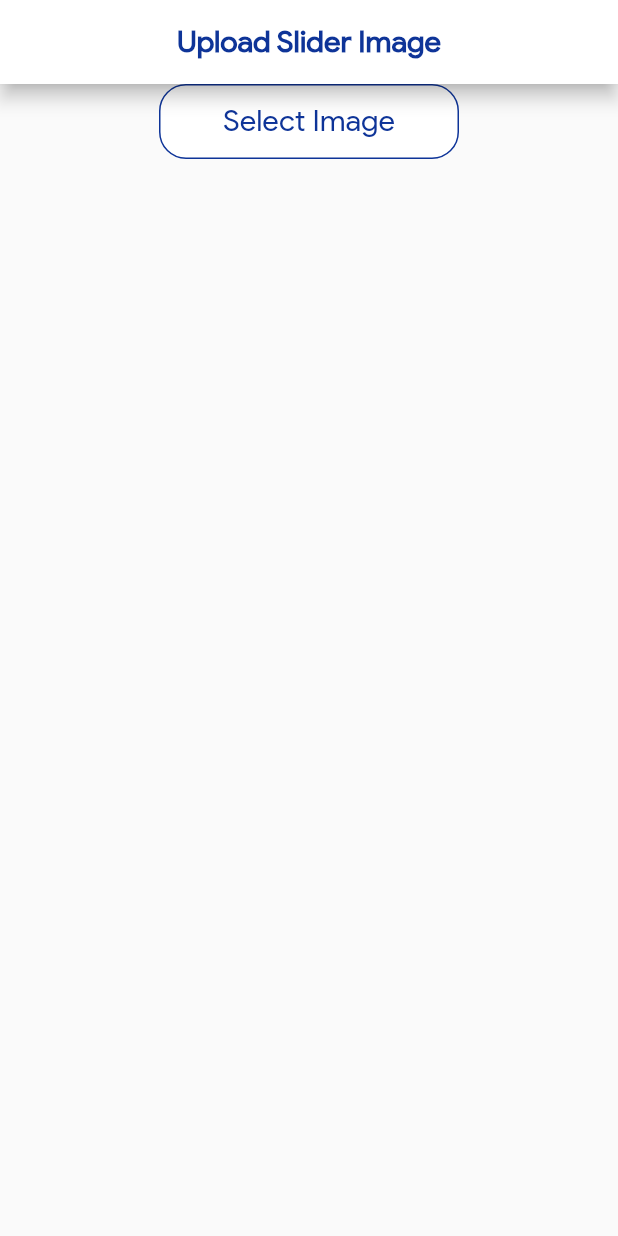
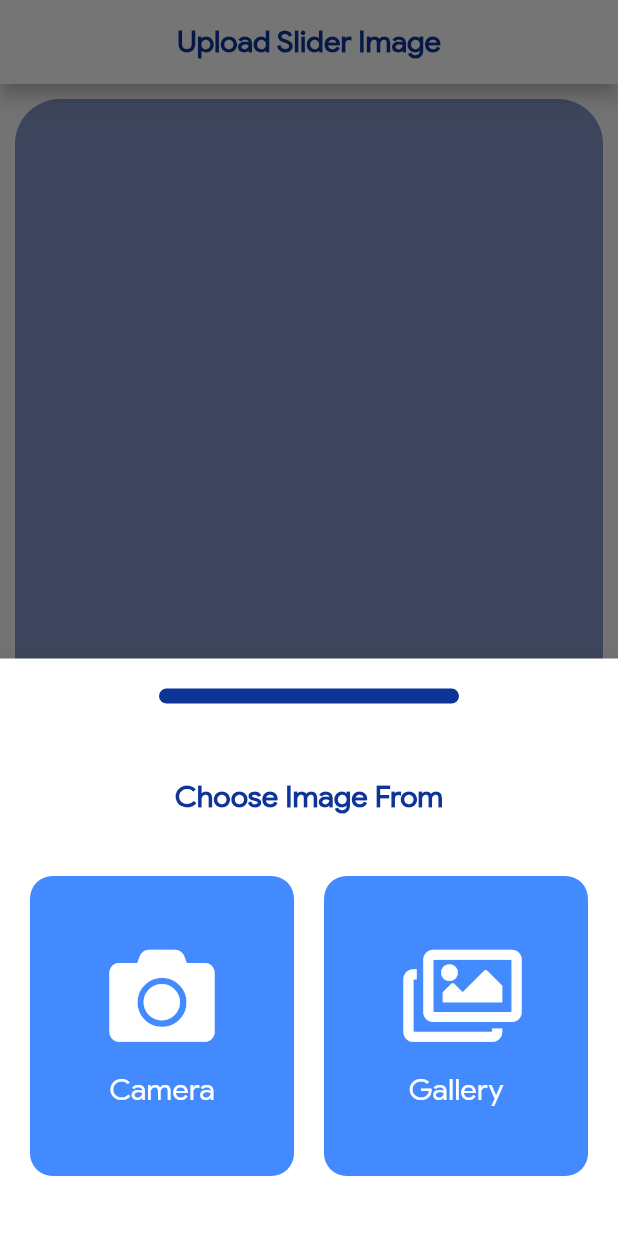
Before and after one commit to henryadebayo/Stea_app, a Flutter app: the UploadImage screen opened directly, after a tap on "Select Image", on a phone screen of 412 x 824 dp. Run offline on Flutter 3.47's test engine with Material 2 defaults, Android fonts, the phone set to English and light mode, and no system bars; our stand-ins replace carousel_slider, font_awesome_flutter, image_picker.

Commit message:
working branch

```diff
--- a/lib/data/carouselData.dart
+++ b/lib/data/carouselData.dart
@@ -1,28 +1,77 @@
 import 'package:flutter/material.dart';
-import 'package:stea/models/carouselModel.dart';
 
-final carouselItems = [
-carouselItems(imagePath:"images/stea2.jpg"
-),
-  carouselItems(imagePath:"images/stea2.jpg"
+
+
+
+class CarouselData{
+
+static final carouselItems = [
+Image.asset("images/stea2.jpg"),
+
+  Image.asset("images/BAM3232.jpg"
   ),
-  carouselItems(imagePath:"images/stea2.jpg"
+Image.asset("images/BAM3235.jpg"
   ),
-  carouselItems(imagePath:"images/stea2.jpg"
+  Image.asset("images/BAM3236.jpg"
   ),
-  carouselItems(imagePath:"images/stea2.jpg"
+  Image.asset("images/BAM3244.jpg"
   ),
-  carouselItems(imagePath:"images/stea2.jpg"
+  Image.asset("images/bb.jpg"
   ),
-  carouselItems(imagePath:"images/stea2.jpg"
+  Image.asset("images/DAD.jpg"
   ),
-  carouselItems(imagePath:"images/stea2.jpg"
+Image.asset("images/DAD2.jpg"
   ),
-  carouselItems(imagePath:"images/stea2.jpg"
+  Image.asset("images/DAD3.jpg"
   ),
-  carouselItems(imagePath:"images/stea2.jpg"
+  Image.asset("images/DAD5.jpg"
   ),
-  carouselItems(imagePath:"images/stea2.jpg"
+  Image.asset("images/daddy.jpg"
   ),
-
+  Image.asset("images/mum.jpg"
+  ),
+  Image.asset("images/stea.jpg"
+  ),
+  Image.asset("images/stea3.jpg"
+  ),
+  Image.asset("images/stea4.jpg"
+  ),
+  Image.asset("images/stea5.jpg"
+  ),
+ Image.asset(" STEA1174.jpg"),
+  Image.asset("STEA1179.jpg"),
+  Image.asset("STEA1182.jpg"),
+  Image.asset("STEA1183.jpg"),
+  Image.asset("STEA1184.jpg"),
+  Image.asset("STEA1185.jpg"),
+  Image.asset("STEA1186.jpg"),
+  Image.asset("STEA1187.jpg"),
+  Image.asset("STEA1188.jpg"),
+  Image.asset("STEA1189.jpg"),
+  Image.asset( "STEA1191.jpg"),
+  Image.asset("STEA1192.jpg"),
+  Image.asset(" STEA1193.jpg"),
+  Image.asset("STEA1194.jpg"),
+  Image.asset( "STEA1195.jpg"),
+  Image.asset(" STEA1196.jpg"),
+  Image.asset( "STEA1197.jpg"),
+  Image.asset("STEA1198.jpg"),
+  Image.asset("STEA1199.jpg"),
+  Image.asset("STEA1200.jpg"),
+  Image.asset("STEA1201.jpg"),
+  Image.asset("STEA1202.jpg"),
+  Image.asset("STEA1203.jpg"),
+  Image.asset("STEA1204.jpg"),
+  Image.asset("STEA1205.jpg"),
+  Image.asset("STEA1221.jpg"),
+  Image.asset("STEA2799.jpg"),
+  Image.asset("STEA2800.jpg"),
+  Image.asset("STEA2802.jpg"),
+  Image.asset("STEA2809.jpg"),
+  Image.asset("STEA2815.jpg"),
+  Image.asset("STEA2820.jpg"),
+  Image.asset("STEA2830.jpg"),
+  Image.asset("STEA2841.jpg"),
+  Image.asset('stealogo.png'),
 ];
+}
--- a/lib/data/uploadImage.dart
+++ b/lib/data/uploadImage.dart
@@ -1,6 +1,7 @@
-
 import 'package:flutter/material.dart';
+import 'package:font_awesome_flutter/font_awesome_flutter.dart';
 import 'package:image_picker/image_picker.dart';
+import 'package:stea/widgets/bottomSheetCon.dart';
 import 'package:stea/widgets/buton.dart';
 import 'package:stea/widgets/const.dart';
 
@@ -12,16 +13,19 @@ class UploadImage extends StatefulWidget {
 }
 
 class _UploadImageState extends State<UploadImage> {
-
+  // final _imageFile;
   final picker = ImagePicker();
 
   Future pickImage() async {
-  //  final pickedFile = await picker.getImage(source: ImageSource.camera);
+    final pickedFile = await picker.getImage(source: ImageSource.camera);
+  }
 
-    setState(() {
-      //_imageFile = File(pickedFile.path);
-    });
-  }
+  //   setState(() {
+  //     _imageFile = File(pickedFile.path);
+  //   });
+  // }
+
+
   @override
   Widget build(BuildContext context) {
     return Scaffold(
@@ -35,13 +39,26 @@ class _UploadImageState extends State<UploadImage> {
       ),
       body:SafeArea(
         child: Column(
+         // mainAxisAlignment: Main,
           children:
           [
-            Container(),
+            Expanded(
+              child: Padding(
+                padding: const EdgeInsets.symmetric(vertical: 10.0, horizontal: 10.0),
+                child: Container(
+                  decoration: BoxDecoration(
+                    color: Color(0x800E3497),
+                    borderRadius: BorderRadius.circular(30.0),
+                  ),
+                ),
+              ),
+            ),
             Center(
               child: RoundWhiteButton(
                 onTap:(){
-
+                  setState(() {
+                    _bottomSheet(context);
+                  });
                 },
                 label: "Select Image",
                 height: 50.0,
@@ -54,3 +71,55 @@ class _UploadImageState extends State<UploadImage> {
     );
   }
 }
+Widget _bottomSheet(context) {
+  showModalBottomSheet(
+      backgroundColor: Colors.white,
+      //shape: ShapeBorder:,
+      elevation: 10.0,
+      context: context,
+      builder: (BuildContext context) {
+        return Wrap(children: <Widget>[
+          Column(
+             crossAxisAlignment: CrossAxisAlignment.center,
+            // mainAxisAlignment: MainAxisAlignment.center,
+            children: [
+              SizedBox(height: 20.0,),
+              Container(
+                alignment: Alignment.center,
+                height: 10.0,
+                width: 200.0,
+                decoration:BoxDecoration(
+                  borderRadius:BorderRadius.circular(20.0),
+                  color:KdarkBlueColour,
+                ),
+              ),
+              SizedBox(height: 50.0,),
+              Text("Choose Image From",style: TextStyle(fontWeight: FontWeight.bold, fontSize: 20.0, color: KdarkBlueColour),),
+              Padding(
+                padding: const EdgeInsets.symmetric(vertical: 40.0, horizontal: 20.0),
+                child: Row(
+                  children: [
+                    Expanded(child: GestureDetector(
+                      onTap: (){
+                        setState(){
+                        }
+                      },
+                      child: bottomSheetCon(
+                        Name: "Camera",
+                        IconData: FontAwesomeIcons.camera,
+                      ),
+                    )),
+                    SizedBox(width: 20.0,),
+                    Expanded(child: bottomSheetCon(
+                      Name: "Gallery",
+                      IconData: FontAwesomeIcons.images,
+                    )),
+                      ],
+                    )),
+            ],
+          )
+        ]);
+      });
+
+
+}
--- a/lib/main.dart
+++ b/lib/main.dart
@@ -1,6 +1,7 @@
 import 'package:flutter/cupertino.dart';
 import 'package:flutter/material.dart';
 import 'package:stea/data/uploadImage.dart';
+import 'package:stea/pages/home.dart';
 import 'package:stea/widgets/const.dart';
 
 import 'pages/funanimation.dart';
@@ -24,8 +25,8 @@ class MyApp extends StatelessWidget {
         visualDensity: VisualDensity.adaptivePlatformDensity,
       ),
       debugShowCheckedModeBanner: false,
-      home: UploadImage(),
-      //FunAnimation(),
+      home: FunAnimation(),
+      //
     );
   }
 }
--- a/lib/pages/home.dart
+++ b/lib/pages/home.dart
@@ -1,19 +1,15 @@
 import 'package:carousel_slider/carousel_slider.dart';
 import 'package:flutter/cupertino.dart';
 import 'package:flutter/material.dart';
-import 'package:stea/models/carouselModel.dart';
-import 'package:stea/models/devotionalModel.dart';
-import 'package:stea/pages/audioLib.dart';
+import 'package:stea/data/carouselData.dart';
 import 'package:stea/pages/testimonyPage.dart';
 import 'package:stea/widgets/bottomNavigation.dart';
 import 'package:stea/widgets/buildAppbarLogo.dart';
-import 'package:stea/widgets/caroselSlider.dart';
 import 'package:stea/widgets/conWidgets.dart';
 import 'package:stea/widgets/const.dart';
 import 'package:stea/widgets/quickAccessContent.dart';
 
 import 'AboutUs.dart';
-import 'devotionals.dart';
 
 class HomeScreen extends StatefulWidget {
 
@@ -29,8 +25,6 @@ class _HomeScreenState extends State<HomeScreen> {
   void initState(){
   super.initState();
 }
- List <carouselItemsClass> _caroselData = carouselItems as List<carouselItemsClass>;
-
   final String firstName;
   _HomeScreenState({this.firstName});
   @override
@@ -75,6 +69,9 @@ class _HomeScreenState extends State<HomeScreen> {
              //scrollDirection: Axis.vertical,
              padding:EdgeInsets.only(left: 10.0, right: 10.0),
             children:[
+            //  ...List.generate(carouselItems.length, (index) => null)
+
+               // carouselItems.map((e) => CarouselSlider(items:[e],)).toList(),
               CarouselSlider(
                   scrollDirection: Axis.horizontal,
                   height: 180.0,
@@ -84,8 +81,10 @@ class _HomeScreenState extends State<HomeScreen> {
                   autoPlayCurve: Curves.fastOutSlowIn,
                   autoPlayAnimationDuration: Duration(milliseconds:800),
                   viewportFraction: 0.8,
-                  items:_caroselData.map((carouselItems){
-                  }).toList()),
+                  items: CarouselData.carouselItems
+              ),
+
+
               SizedBox(height:30.0),
               Text("Quick Access.",style:
               TextStyle(fontFamily:KfontFamily, fontSize:20.0),
--- /dev/null
+++ b/lib/widgets/bottomSheetCon.dart
@@ -0,0 +1,28 @@
+import 'package:flutter/cupertino.dart';
+import 'package:flutter/material.dart';
+import 'package:font_awesome_flutter/font_awesome_flutter.dart';
+
+class bottomSheetCon extends StatelessWidget {
+  final  IconData;
+  final String Name;
+  bottomSheetCon({ this.Name, this.IconData});
+  @override
+  Widget build(BuildContext context) {
+    return Container(
+      height: 200.0,
+      width: double.infinity,
+      decoration: BoxDecoration(
+          borderRadius:BorderRadius.circular(15.0),
+          color: Colors.blueAccent
+      ),
+      child: Column(
+        mainAxisAlignment:MainAxisAlignment.center,
+        children: [
+          Icon(IconData,color: Colors.white,size:70.0,),
+          SizedBox(height: 15.0,),
+          Text(Name, style: TextStyle(color: Colors.white, fontSize: 20.0),)
+        ],
+      ),
+    );
+  }
+}
--- a/lib/widgets/buton.dart
+++ b/lib/widgets/buton.dart
@@ -78,7 +78,7 @@ elevation: 0.0,
 shape: RoundedRectangleBorder(
 borderRadius: BorderRadius.circular(18.0),
 side: BorderSide(color:KdarkBlueColour)),
-onPressed: () {},
+onPressed:onTap,
 padding: EdgeInsets.all(10.0),
 color: Colors.white,
 textColor: KdarkBlueColour,
--- a/lib/widgets/devotionalsItem.dart
+++ b/lib/widgets/devotionalsItem.dart
@@ -31,7 +31,7 @@ class DevotionalItem extends StatelessWidget {
                   image: AssetImage("images/BAM3232.jpg"),
                 ),
               ),
-            )
+              ),
             ),
           ],
         ),
```
Also changed, not shown: images/ic_launcher.png (deleted), 5 other files.
